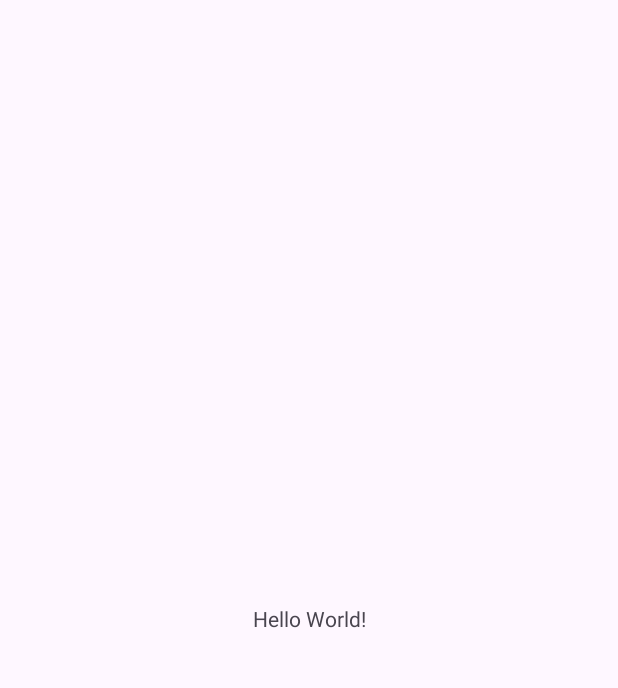
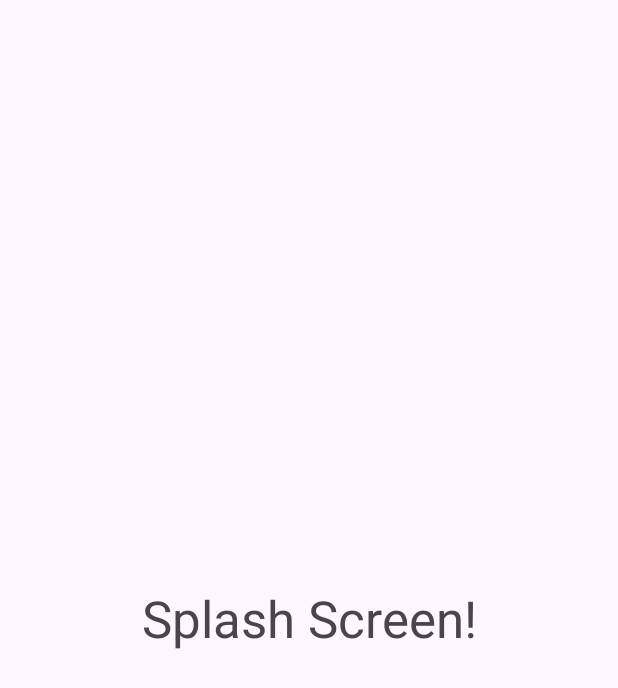
Before and after one commit to UmutEmreSarikaya/GitHubApp, an Android app: the first screen one second after launch (MainActivity before the commit, SplashActivity after it), on a phone screen of 412 x 824 dp. Before the commit the part shown is almost empty. Shown: the top 688 px of the screen. Run offline under Robolectric (Android 15) with nearby library versions, the phone set to English and light mode, and no system bars; our stand-ins replace Dagger/Hilt's generated code.

Commit message:
Splash Screen Added

```diff
--- /dev/null
+++ b/app/src/main/java/com/umutemregithub/app/GitHubApplication.kt
@@ -0,0 +1,7 @@
+package com.umutemregithub.app
+
+import android.app.Application
+import dagger.hilt.android.HiltAndroidApp
+
+@HiltAndroidApp
+class GitHubApplication: Application()
--- a/app/src/main/java/com/umutemregithub/app/MainActivity.kt
+++ b/app/src/main/java/com/umutemregithub/app/ui/MainActivity.kt
@@ -1,8 +1,11 @@
-package com.umutemregithub.app
+package com.umutemregithub.app.ui
 
 import androidx.appcompat.app.AppCompatActivity
 import android.os.Bundle
+import com.umutemregithub.app.R
+import dagger.hilt.android.AndroidEntryPoint
 
+@AndroidEntryPoint
 class MainActivity : AppCompatActivity() {
     override fun onCreate(savedInstanceState: Bundle?) {
         super.onCreate(savedInstanceState)
--- /dev/null
+++ b/app/src/main/java/com/umutemregithub/app/ui/SplashActivity.kt
@@ -0,0 +1,22 @@
+package com.umutemregithub.app.ui
+
+import android.content.Intent
+import androidx.appcompat.app.AppCompatActivity
+import android.os.Bundle
+import android.os.Handler
+import android.os.Looper
+import com.umutemregithub.app.R
+
+class SplashActivity : AppCompatActivity() {
+    override fun onCreate(savedInstanceState: Bundle?) {
+        super.onCreate(savedInstanceState)
+        setContentView(R.layout.activity_splash)
+
+        supportActionBar?.hide()
+        Handler(Looper.myLooper()!!).postDelayed({
+            val intent = Intent(this@SplashActivity, MainActivity::class.java)
+            startActivity(intent)
+            finish()
+        }, 2000)
+    }
+}
--- a/app/src/main/res/layout/activity_main.xml
+++ b/app/src/main/res/layout/activity_main.xml
@@ -4,15 +4,6 @@
     xmlns:tools="http://schemas.android.com/tools"
     android:layout_width="match_parent"
     android:layout_height="match_parent"
-    tools:context=".MainActivity">
-
-    <TextView
-        android:layout_width="wrap_content"
-        android:layout_height="wrap_content"
-        android:text="Hello World!"
-        app:layout_constraintBottom_toBottomOf="parent"
-        app:layout_constraintEnd_toEndOf="parent"
-        app:layout_constraintStart_toStartOf="parent"
-        app:layout_constraintTop_toTopOf="parent" />
+    tools:context=".ui.MainActivity">
 
 </androidx.constraintlayout.widget.ConstraintLayout>
--- /dev/null
+++ b/app/src/main/res/layout/activity_splash.xml
@@ -0,0 +1,19 @@
+<?xml version="1.0" encoding="utf-8"?>
+<androidx.constraintlayout.widget.ConstraintLayout xmlns:android="http://schemas.android.com/apk/res/android"
+    xmlns:app="http://schemas.android.com/apk/res-auto"
+    xmlns:tools="http://schemas.android.com/tools"
+    android:layout_width="match_parent"
+    android:layout_height="match_parent"
+    tools:context=".ui.SplashActivity">
+
+    <TextView
+        android:layout_width="wrap_content"
+        android:layout_height="wrap_content"
+        android:textSize="34sp"
+        android:text="Splash Screen!"
+        app:layout_constraintBottom_toBottomOf="parent"
+        app:layout_constraintEnd_toEndOf="parent"
+        app:layout_constraintStart_toStartOf="parent"
+        app:layout_constraintTop_toTopOf="parent" />
+
+</androidx.constraintlayout.widget.ConstraintLayout>
```
Also changed, not shown: app/src/main/AndroidManifest.xml (+8 -4 lines).
